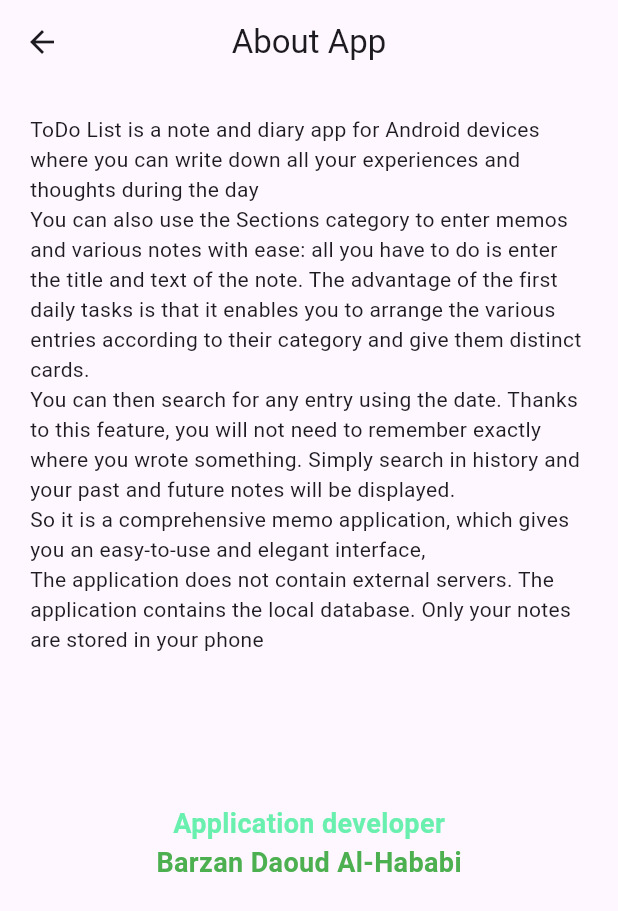
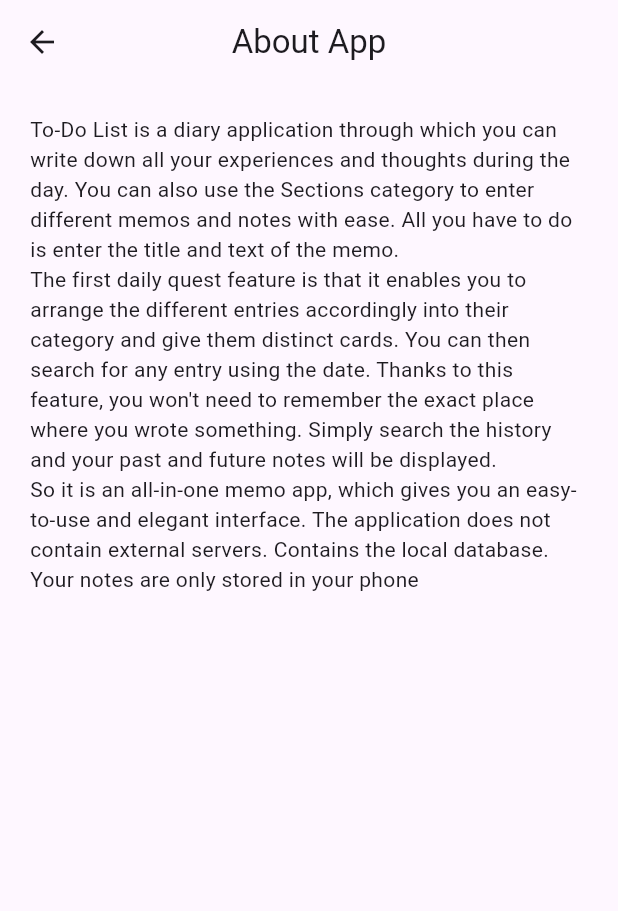
Before and after one commit to Barzan-Dawood/List-ToDo, a Flutter app: the AboutApp screen opened by its route, on a phone screen of 412 x 824 dp. Shown: the top 911 px of the screen. Run offline on Flutter 3.47's test engine with Material 3 defaults, Android fonts, the phone set to English and light mode, and no system bars; our stand-ins replace equatable, flutter_riverpod, font_awesome_flutter, get, go_router, lottie and 2 more; accounts and stored records are empty.

Commit message:
last commit

```diff
--- a/lib/language/lang.dart
+++ b/lib/language/lang.dart
@@ -21,6 +21,7 @@ class MyLang implements Translations {
           "Category": "فئة",
           "No": "لا",
           "Task Delete Successfully": "تم حذف المهمة بنجاح",
+          "Not Completed": "غير مكتمل",
           "Yes": "نعم",
           "Are you sure you want to delete this task ?":
               "هل أنت متأكد أنك تريد حذف هذه المهمة؟",
@@ -35,20 +36,13 @@ class MyLang implements Translations {
           "Choose Language": "اختر اللغة",
           "Arbic": "العربية",
           "English": "الانكليزية",
-          "ToDo List is a note and diary app for Android devices where you can write down all your experiences and thoughts during the day":
-              "قائمة المهام هو تطبيق مذكرة ويومية على أجهزة الأندرويد حيث سيكون بإمكانك أن تكتب كل تجاربك، وأفكارك خلال اليوم",
-          "You can also use the Sections category to enter memos and various notes with ease: all you have to do is enter the title and text of the note. The advantage of the first daily tasks is that it enables you to arrange the various entries according to their category and give them distinct cards.":
-              " كما يمكنك إستعمال فئة الاقسام لإدخال المذكرات وملاحظات مختلفة وبكل سهولة. كل ماعليك فعله هو إدخال العنوان ونص الملاحظة. وتتمثل ميزة مهام اليومي الأولى في كونه يمكنك من ترتيب مختلف المدخلات بحسب صنفها وبإعطائها بطاقات مميزة.",
-          "You can then search for any entry using the date. Thanks to this feature, you will not need to remember exactly where you wrote something. Simply search in history and your past and future notes will be displayed.":
-              " يمكنك بعد ذلك البحث عن أية مدخلة بإستعمال التاريخ،. وبفضل هذه الميزة، فلن تحتاج إلى تذكر أين كتبت شيئا ما بالضبط، فمجرد ثبحث في التاريخ يتم عرض مذكراتك الماضية والمستقبلية .",
-          "So it is a comprehensive memo application, which gives you an easy-to-use and elegant interface,":
-              "إذن هو تطبيق مذكرة شامل، حيث يمنحك واجهة سهلة الاستخدام وأنيقة،",
-          "The application does not contain external servers. The application contains the local database. Only your notes are stored in your phone":
-              "التطبيق لايحتوي على سيرفرات خارجية .تطبيق يحتوي على قاعدة البيانات Local database المحلية يتم خزن مذكراتك فقط في هاتفك",
           "About App": "حول التطبيق",
-          "Not Completed": "غير مكتمل",
-          "Barzan Daoud Al-Hababi": "برزان داود الهبابي",
-          "Application developer": "مطور التطبيق",
+          "txt1":
+              " قائمة المهام عبارة عن تطبيق للمذكرات يمكنك من خلاله تدوين جميع تجاربك وأفكارك خلال اليوم ،يمكنك أيضًا استخدام فئة الأقسام لإدخال المذكرات والملاحظات المختلفة بكل سهولة كل ما عليك فعله هو إدخال عنوان ونص المذكرة.",
+          "txt2":
+              "ميزة المهام اليومية الأولى هي أنها تمكنك من ترتيب الإدخالات المختلفة وفقًا لذلك إلى فئتهم ومنحهم بطاقات مميزة.يمكنك بعد ذلك البحث عن أي إدخال باستخدام التاريخ. وبفضل هذه الميزة، لن تحتاج إلى تذكر المكان الدقيق الذي كتبت فيه شيئًا ما. ما عليك سوى البحث في التاريخ وسيتم عرض ملاحظاتك الماضية والمستقبلية.",
+          "txt3":
+              "لذا فهو تطبيق مذكرة شامل، يمنحك واجهة سهلة الاستخدام وأنيقة. لا يحتوي التطبيق على خوادم خارجية. يحتوي على قاعدة البيانات المحلية. يتم تخزين ملاحظاتك فقط في هاتفك",
         },
 
 //english
@@ -69,6 +63,7 @@ class MyLang implements Translations {
           "Category": "Category",
           "No": "No",
           "Task Delete Successfully": "Task Delete Successfully",
+          "Not Completed": "Not Completed",
           "Yes": "delete",
           "Are you sure you want to delete this task ?":
               "Are you sure you want to delete this task ?",
@@ -83,20 +78,13 @@ class MyLang implements Translations {
           "Choose Language": "Choose Language",
           "Arbic": "Arbic",
           "English": "English",
-          "ToDo List is a note and diary app for Android devices where you can write down all your experiences and thoughts during the day":
-              "ToDo List is a note and diary app for Android devices where you can write down all your experiences and thoughts during the day",
-          "You can also use the Sections category to enter memos and various notes with ease: all you have to do is enter the title and text of the note. The advantage of the first daily tasks is that it enables you to arrange the various entries according to their category and give them distinct cards.":
-              "You can also use the Sections category to enter memos and various notes with ease: all you have to do is enter the title and text of the note. The advantage of the first daily tasks is that it enables you to arrange the various entries according to their category and give them distinct cards.",
-          "You can then search for any entry using the date. Thanks to this feature, you will not need to remember exactly where you wrote something. Simply search in history and your past and future notes will be displayed.":
-              "You can then search for any entry using the date. Thanks to this feature, you will not need to remember exactly where you wrote something. Simply search in history and your past and future notes will be displayed.",
-          "So it is a comprehensive memo application, which gives you an easy-to-use and elegant interface,":
-              "So it is a comprehensive memo application, which gives you an easy-to-use and elegant interface,",
-          "The application does not contain external servers. The application contains the local database. Only your notes are stored in your phone":
-              "The application does not contain external servers. The application contains the local database. Only your notes are stored in your phone",
           "About App": "About App",
-          "Not Completed": "Not Completed",
-          "Application developer": "Application developer",
-          "Barzan Daoud Al-Hababi": "Barzan Daoud Al-Hababi",
+          "txt1":
+              "To-Do List is a diary application through which you can write down all your experiences and thoughts during the day. You can also use the Sections category to enter different memos and notes with ease. All you have to do is enter the title and text of the memo.",
+          "txt2":
+              "The first daily quest feature is that it enables you to arrange the different entries accordingly into their category and give them distinct cards. You can then search for any entry using the date. Thanks to this feature, you won't need to remember the exact place where you wrote something. Simply search the history and your past and future notes will be displayed.",
+          "txt3":
+              "So it is an all-in-one memo app, which gives you an easy-to-use and elegant interface. The application does not contain external servers. Contains the local database. Your notes are only stored in your phone",
         }
       };
 }
--- a/lib/screen/about_app.dart
+++ b/lib/screen/about_app.dart
@@ -15,39 +15,9 @@ class AboutApp extends StatelessWidget {
         padding: const EdgeInsets.all(20),
         child: ListView(
           children: [
-            Text(
-                "ToDo List is a note and diary app for Android devices where you can write down all your experiences and thoughts during the day"
-                    .tr),
-            Text(
-                "You can also use the Sections category to enter memos and various notes with ease: all you have to do is enter the title and text of the note. The advantage of the first daily tasks is that it enables you to arrange the various entries according to their category and give them distinct cards."
-                    .tr),
-            Text(
-                "You can then search for any entry using the date. Thanks to this feature, you will not need to remember exactly where you wrote something. Simply search in history and your past and future notes will be displayed."
-                    .tr),
-            Text(
-                "So it is a comprehensive memo application, which gives you an easy-to-use and elegant interface,"
-                    .tr),
-            Text(
-                "The application does not contain external servers. The application contains the local database. Only your notes are stored in your phone"
-                    .tr),
-            SizedBox(height: 100),
-            Center(
-                child: Text(
-              "Application developer".tr,
-              style: TextStyle(
-                  fontWeight: FontWeight.bold,
-                  fontSize: 18,
-                  color: Colors.greenAccent),
-            )),
-            Center(
-              child: Text(
-                "Barzan Daoud Al-Hababi".tr,
-                style: TextStyle(
-                    fontWeight: FontWeight.bold,
-                    fontSize: 18,
-                    color: Colors.green),
-              ),
-            ),
+            Text("txt1".tr),
+            Text("txt2".tr),
+            Text("txt3".tr),
           ],
         ),
       ),
--- a/lib/screen/add_task_screen.dart
+++ b/lib/screen/add_task_screen.dart
@@ -112,7 +112,7 @@ class _AddTaskScreenState extends ConsumerState<AddTaskScreen> {
           isComplete: false);
 
       await ref.read(taskProvider.notifier).creatTask(task).then((value) {
-        AppAlerts.displaySnackbar(context, "Task Add Successfully");
+        AppAlerts.displaySnackbar(context, "Task Add Successfully".tr);
         // context.go(RoutesLocation.Home);
         Get.toNamed("/home");
       });
--- a/lib/screen/home.dart
+++ b/lib/screen/home.dart
@@ -143,10 +143,10 @@ class Home extends ConsumerWidget {
                   mainAxisAlignment: MainAxisAlignment.start,
                   children: [
                     const Divider(),
-                    const SizedBox(height: 9),
+                    const SizedBox(height: 5),
                     ElevatedButton.icon(
                       onPressed: () => Helpers.selectDate(context, ref),
-                      icon: Icon(Icons.date_range),
+                      icon: const Icon(Icons.date_range),
                       label: Text(DateFormat.yMMMd().format(selecteddate)),
                     ),
 
@@ -164,7 +164,7 @@ class Home extends ConsumerWidget {
             ],
           ),
           Positioned(
-            top: 65,
+            top: 60,
             left: 0,
             right: 0,
             child: SafeArea(
@@ -207,7 +207,7 @@ class Home extends ConsumerWidget {
                       isCompleteTasks: true,
                       tasks: completedTasks,
                     ),
-                    const SizedBox(height: 20),
+                    const SizedBox(height: 15),
                     Center(
                       child: ElevatedButton.icon(
                         onPressed: () {
```
Also changed, not shown: pubspec.lock.
